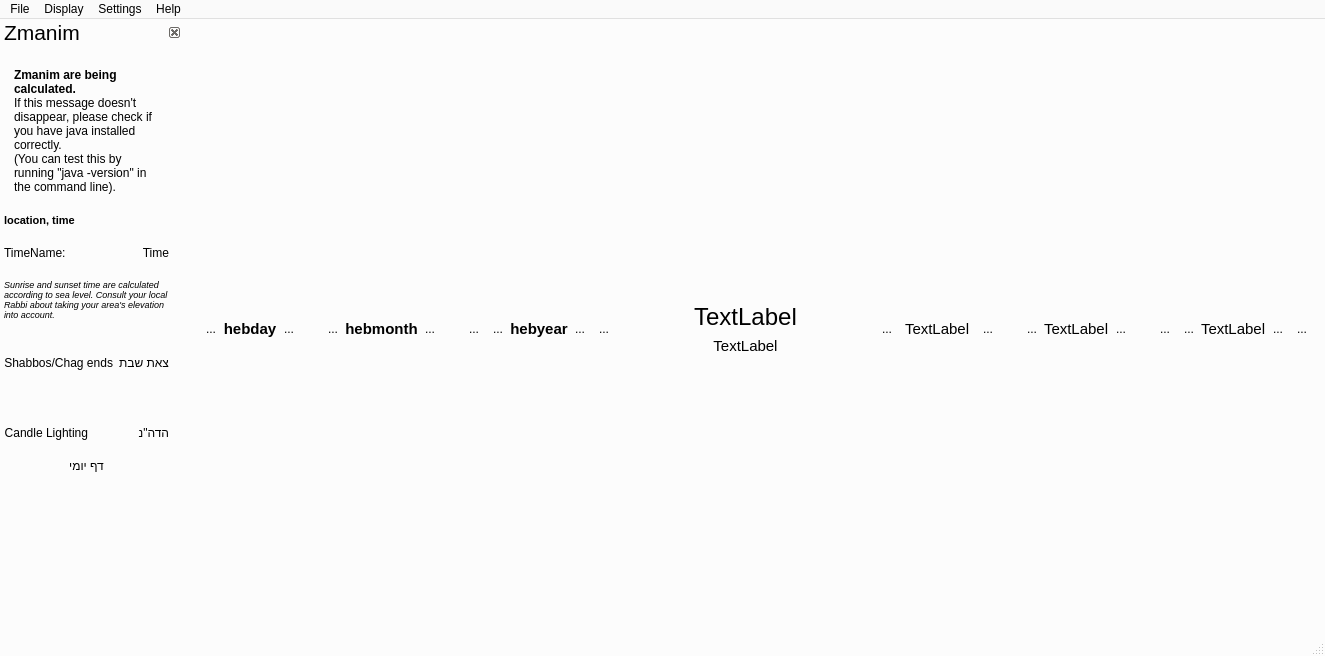
This is mainwindow.ui in MosheWagner/luach as Qt 5 draws it before an edit. The edited form follows.
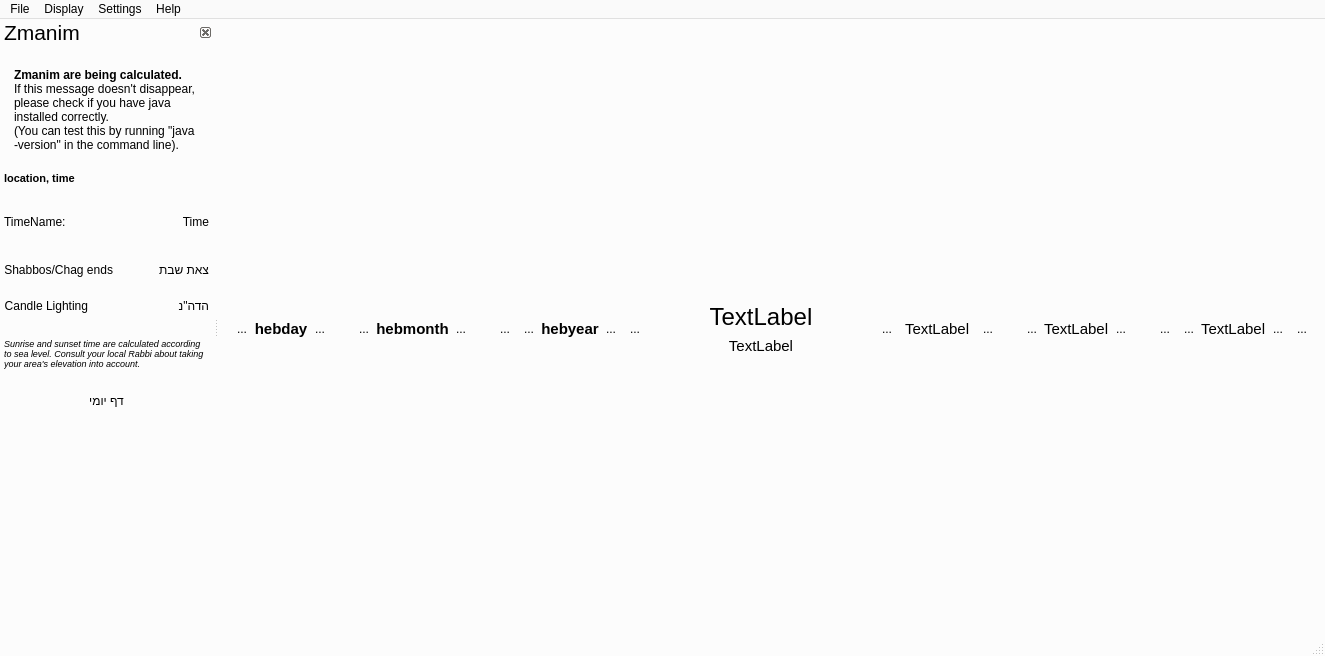
This is the edited form. Icons and pictures are not drawn.

Patch:
```diff
--- a/mainwindow.ui
+++ b/mainwindow.ui
@@ -457,7 +457,7 @@
        <number>20</number>
       </property>
       <property name="verticalSpacing">
-       <number>-1</number>
+       <number>6</number>
       </property>
       <item row="0" column="0">
        <layout class="QHBoxLayout" name="horizontalLayout_4">
@@ -2727,7 +2727,7 @@
    </property>
    <property name="minimumSize">
     <size>
-     <width>182</width>
+     <width>192</width>
      <height>342</height>
     </size>
    </property>
@@ -2955,62 +2955,6 @@
           </item>
          </layout>
         </item>
-        <item>
-         <widget class="QLabel" name="lbl5">
-          <property name="sizePolicy">
-           <sizepolicy hsizetype="Expanding" vsizetype="Expanding">
-            <horstretch>0</horstretch>
-            <verstretch>0</verstretch>
-           </sizepolicy>
-          </property>
-          <property name="font">
-           <font>
-            <family>Arial</family>
-            <pointsize>7</pointsize>
-            <weight>50</weight>
-            <italic>true</italic>
-            <bold>false</bold>
-           </font>
-          </property>
-          <property name="layoutDirection">
-           <enum>Qt::RightToLeft</enum>
-          </property>
-          <property name="text">
-           <string>Sunrise and sunset time are calculated according to sea level. Consult your local Rabbi about taking your area's elevation into account.</string>
-          </property>
-          <property name="textFormat">
-           <enum>Qt::AutoText</enum>
-          </property>
-          <property name="alignment">
-           <set>Qt::AlignLeading|Qt::AlignLeft|Qt::AlignVCenter</set>
-          </property>
-          <property name="wordWrap">
-           <bool>true</bool>
-          </property>
-          <property name="margin">
-           <number>1</number>
-          </property>
-          <property name="textInteractionFlags">
-           <set>Qt::TextSelectableByKeyboard|Qt::TextSelectableByMouse</set>
-          </property>
-         </widget>
-        </item>
-        <item>
-         <spacer name="verticalSpacer_2">
-          <property name="orientation">
-           <enum>Qt::Vertical</enum>
-          </property>
-          <property name="sizeType">
-           <enum>QSizePolicy::Maximum</enum>
-          </property>
-          <property name="sizeHint" stdset="0">
-           <size>
-            <width>20</width>
-            <height>20</height>
-           </size>
-          </property>
-         </spacer>
-        </item>
         <item>
          <layout class="QHBoxLayout" name="horizontalLayout_9">
           <property name="topMargin">
@@ -3045,6 +2989,19 @@
             </property>
            </widget>
           </item>
+          <item>
+           <spacer name="horizontalSpacer_3">
+            <property name="orientation">
+             <enum>Qt::Horizontal</enum>
+            </property>
+            <property name="sizeHint" stdset="0">
+             <size>
+              <width>40</width>
+              <height>20</height>
+             </size>
+            </property>
+           </spacer>
+          </item>
           <item>
            <widget class="QLabel" name="tslbl">
             <property name="font">
@@ -3064,22 +3021,6 @@
           </item>
          </layout>
         </item>
-        <item>
-         <spacer name="verticalSpacer_3">
-          <property name="orientation">
-           <enum>Qt::Vertical</enum>
-          </property>
-          <property name="sizeType">
-           <enum>QSizePolicy::Expanding</enum>
-          </property>
-          <property name="sizeHint" stdset="0">
-           <size>
-            <width>20</width>
-            <height>40</height>
-           </size>
-          </property>
-         </spacer>
-        </item>
         <item>
          <layout class="QHBoxLayout" name="horizontalLayout_10">
           <property name="topMargin">
@@ -3114,6 +3055,19 @@
             </property>
            </widget>
           </item>
+          <item>
+           <spacer name="horizontalSpacer_2">
+            <property name="orientation">
+             <enum>Qt::Horizontal</enum>
+            </property>
+            <property name="sizeHint" stdset="0">
+             <size>
+              <width>40</width>
+              <height>20</height>
+             </size>
+            </property>
+           </spacer>
+          </item>
           <item>
            <widget class="QLabel" name="candellightinglbl">
             <property name="font">
@@ -3130,6 +3084,46 @@
           </item>
          </layout>
         </item>
+        <item>
+         <widget class="QLabel" name="lbl5">
+          <property name="sizePolicy">
+           <sizepolicy hsizetype="Expanding" vsizetype="Expanding">
+            <horstretch>0</horstretch>
+            <verstretch>0</verstretch>
+           </sizepolicy>
+          </property>
+          <property name="font">
+           <font>
+            <family>Arial</family>
+            <pointsize>7</pointsize>
+            <weight>50</weight>
+            <italic>true</italic>
+            <bold>false</bold>
+           </font>
+          </property>
+          <property name="layoutDirection">
+           <enum>Qt::RightToLeft</enum>
+          </property>
+          <property name="text">
+           <string>Sunrise and sunset time are calculated according to sea level. Consult your local Rabbi about taking your area's elevation into account.</string>
+          </property>
+          <property name="textFormat">
+           <enum>Qt::AutoText</enum>
+          </property>
+          <property name="alignment">
+           <set>Qt::AlignLeading|Qt::AlignLeft|Qt::AlignVCenter</set>
+          </property>
+          <property name="wordWrap">
+           <bool>true</bool>
+          </property>
+          <property name="margin">
+           <number>1</number>
+          </property>
+          <property name="textInteractionFlags">
+           <set>Qt::TextSelectableByKeyboard|Qt::TextSelectableByMouse</set>
+          </property>
+         </widget>
+        </item>
        </layout>
       </widget>
      </item>
```
Left out of the diff: 2 changed lines with no effect on the pictures.
